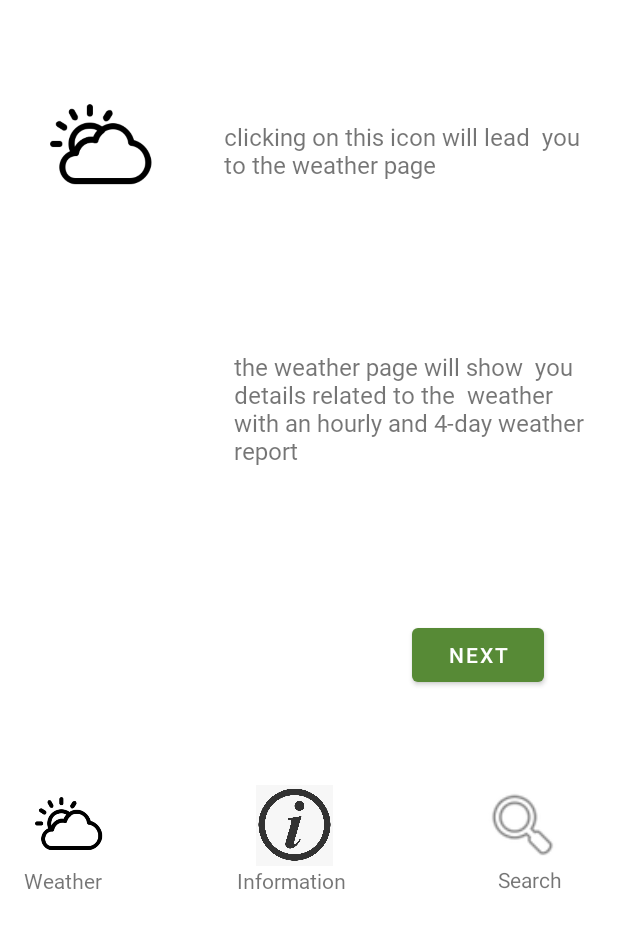
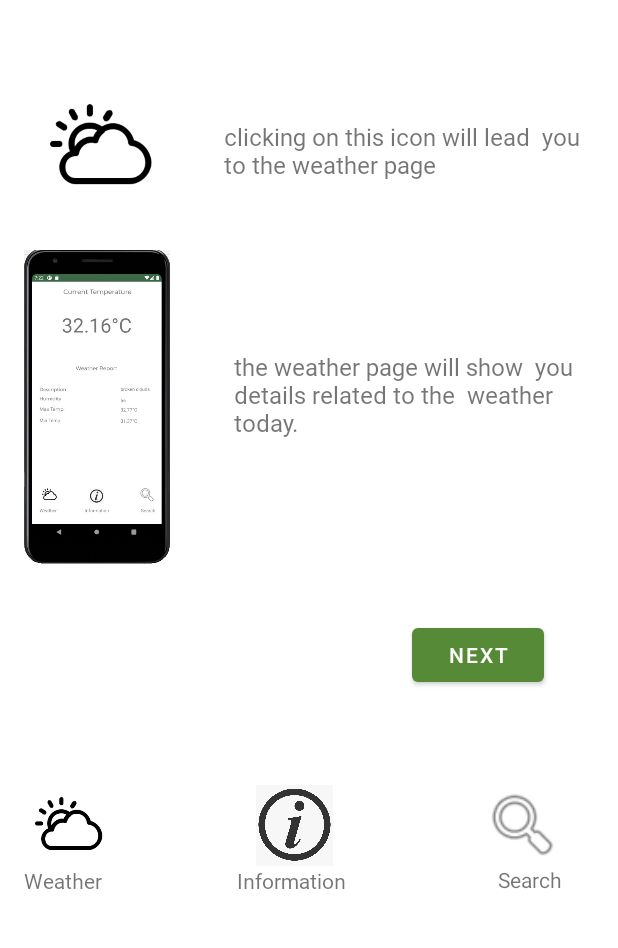
Before and after one commit to PulavarthiShravya/MAD_Team05_P03_ASG, an Android app: the informationPage screen opened directly, with no data from a screen before it, on a phone screen of 412 x 824 dp, the part 101-1049 px from its top. Run offline under Robolectric (Android 15) with nearby library versions, the phone set to English and light mode, and no system bars; network calls fail.

Commit message:
added symbol, image insode information page

```diff
--- a/app/src/main/java/sg/edu/np/mad/IntoTheUnknown/weatherPage.java
+++ b/app/src/main/java/sg/edu/np/mad/IntoTheUnknown/weatherPage.java
@@ -98,11 +98,11 @@ public class weatherPage extends AppCompatActivity {
                     String min = String.valueOf(main_object.getDouble("temp_min"));
 
                     //setting values inside XML
-                    currentTemperature.setText(temp);
+                    currentTemperature.setText(temp + "°C");
                     description.setText(desc);
                     humidity.setText(humid);
-                    maxTemp.setText(max);
-                    minTemp.setText(min);
+                    maxTemp.setText(max + "°C");
+                    minTemp.setText(min + "°C");
 
                 }catch (JSONException e){
                     e.printStackTrace();
--- a/app/src/main/res/layout/activity_information_page.xml
+++ b/app/src/main/res/layout/activity_information_page.xml
@@ -109,7 +109,7 @@
         android:layout_marginEnd="16dp"
         android:layout_marginBottom="102dp"
         android:fontFamily="@font/roboto"
-        android:text="the weather page will show  you details related to the  weather with an hourly and 4-day weather report"
+        android:text="the weather page will show  you details related to the  weather today."
         android:textSize="16sp"
         app:layout_constraintBottom_toTopOf="@+id/button"
         app:layout_constraintEnd_toEndOf="parent"
@@ -135,4 +135,14 @@
         app:layout_constraintStart_toEndOf="@+id/textView7"
         app:layout_constraintTop_toBottomOf="@+id/imageView9" />
 
+    <ImageView
+        android:id="@+id/imageView7"
+        android:layout_width="97dp"
+        android:layout_height="212dp"
+        android:layout_marginStart="16dp"
+        android:layout_marginBottom="146dp"
+        app:layout_constraintBottom_toTopOf="@+id/imageView5"
+        app:layout_constraintStart_toStartOf="parent"
+        app:srcCompat="@drawable/weatherinfo" />
+
 </androidx.constraintlayout.widget.ConstraintLayout>
--- a/app/src/main/res/layout/activity_weather_page.xml
+++ b/app/src/main/res/layout/activity_weather_page.xml
@@ -185,7 +185,7 @@
         android:id="@+id/minTemp"
         android:layout_width="wrap_content"
         android:layout_height="wrap_content"
-        android:layout_marginTop="14dp"
+        android:layout_marginTop="15dp"
         android:text="TextView"
         app:layout_constraintStart_toStartOf="@+id/max"
         app:layout_constraintTop_toBottomOf="@+id/max" />
```
Also changed, not shown: app/src/main/res/drawable/rectanglebox.xml (deleted, +0 -10 lines), app/src/main/res/drawable/weatherinfo.png (added).
